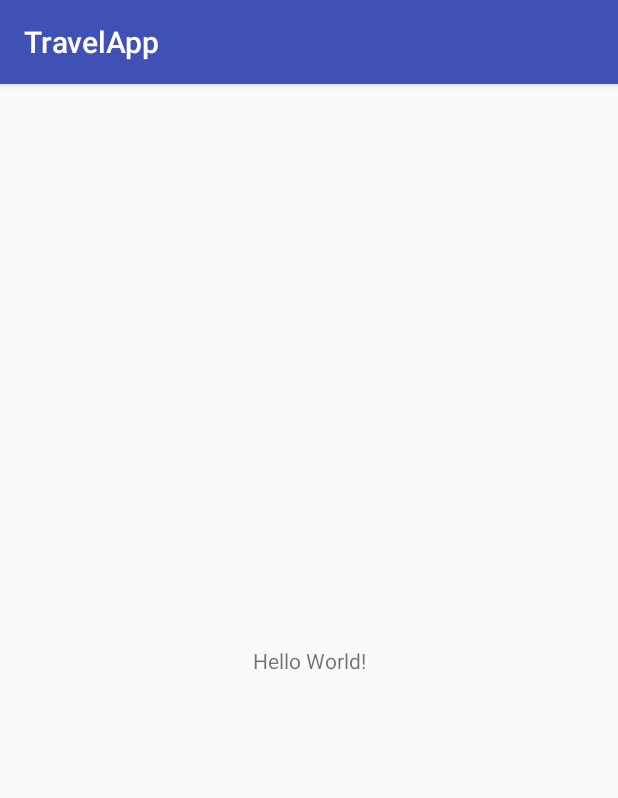
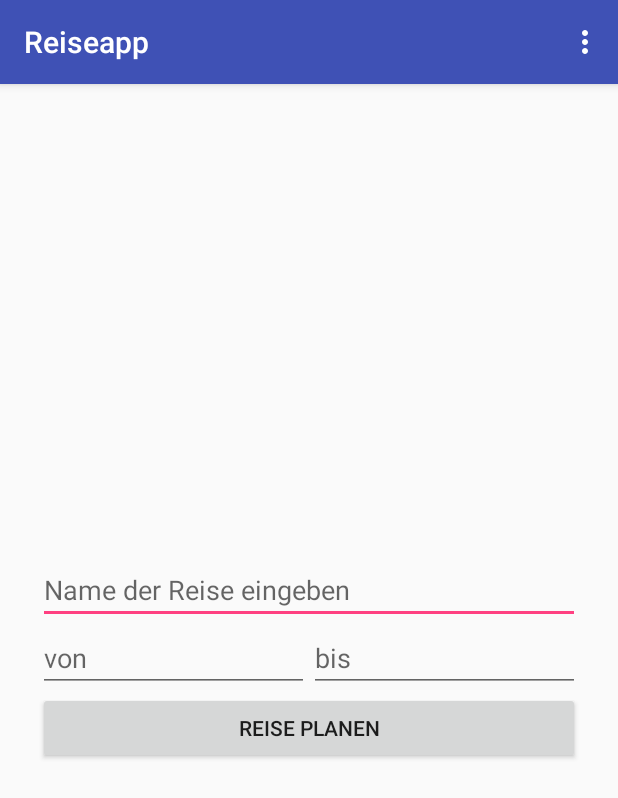
Before and after one commit to Stephfi/TravelAndroid, an Android app: the screen it shows after launch (MainActivity), on a phone screen of 412 x 824 dp. Shown: the top 798 px of the screen. Run offline under Robolectric (Android 15) with nearby library versions, the phone set to English and light mode, and no system bars.

Commit message:
Initial upload basic Activities

```diff
--- a/app/src/main/AndroidManifest.xml
+++ b/app/src/main/AndroidManifest.xml
@@ -16,6 +16,10 @@
                 <category android:name="android.intent.category.LAUNCHER" />
             </intent-filter>
         </activity>
+        <activity android:name=".SingleVacationActivity"
+            android:parentActivityName=".MainActivity"/>
+        <activity android:name=".Packliste"
+            android:parentActivityName=".MainActivity"/>
     </application>
 
 </manifest>
--- a/app/src/main/java/com/example/markusbink/travelapp/MainActivity.java
+++ b/app/src/main/java/com/example/markusbink/travelapp/MainActivity.java
@@ -1,13 +1,79 @@
 package com.example.markusbink.travelapp;
 
+import android.content.Intent;
 import android.support.v7.app.AppCompatActivity;
 import android.os.Bundle;
+import android.view.Menu;
+import android.view.MenuInflater;
+import android.view.MenuItem;
+import android.view.View;
+import android.widget.Button;
+import android.widget.EditText;
+import android.widget.Toast;
+
+import java.text.DateFormat;
+import java.util.Calendar;
 
 public class MainActivity extends AppCompatActivity {
+
+    EditText editTextvacationName, editTextStartDate, editTextEndDate;
+    Button buttonPlanVacation;
 
     @Override
     protected void onCreate(Bundle savedInstanceState) {
         super.onCreate(savedInstanceState);
         setContentView(R.layout.activity_main);
+
+
+        editTextvacationName = (EditText) findViewById(R.id.edittext_vacation_name);
+        editTextStartDate = (EditText) findViewById(R.id.edittext_start_date);
+        editTextEndDate = (EditText) findViewById(R.id.edittext_end_date);
+        buttonPlanVacation = (Button) findViewById(R.id.button_plan_vacation);
+
+        buttonPlanVacation.setOnClickListener(new View.OnClickListener() {
+            @Override
+            public void onClick(View v) {
+
+                String vacationName = editTextvacationName.getText().toString();
+                String startDate = editTextStartDate.getText().toString();
+                String endDate = editTextEndDate.getText().toString();
+
+                Intent intent = new Intent(MainActivity.this, SingleVacationActivity.class);
+                intent.putExtra(Constants.VACATIONNAME, vacationName);
+                intent.putExtra(Constants.STARTDATE, startDate);
+                intent.putExtra(Constants.ENDDATE, endDate);
+                startActivity(intent);
+
+            }
+        });
+    }
+
+    @Override
+    public boolean onCreateOptionsMenu(Menu menu) {
+        MenuInflater inflater = getMenuInflater();
+        inflater.inflate(R.menu.main_menu, menu);
+        return true;
+    }
+
+    @Override
+    public boolean onOptionsItemSelected(MenuItem item) {
+        switch(item.getItemId()) {
+            case R.id.start_activity:
+                Intent startIntent = new Intent(this, MainActivity.class);
+                startActivity(startIntent);
+                return true;
+
+            case R.id.packliste_activity:
+                Intent packlisteIntent = new Intent(this, Packliste.class);
+                startActivity(packlisteIntent);
+                return true;
+
+            case R.id.singlevacation_activity:
+                Intent i = new Intent(this, SingleVacationActivity.class);
+                startActivity(i);
+                return true;
+            default:
+                return super.onOptionsItemSelected(item);
+        }
     }
 }
--- a/app/src/main/res/layout/activity_main.xml
+++ b/app/src/main/res/layout/activity_main.xml
@@ -1,18 +1,51 @@
 <?xml version="1.0" encoding="utf-8"?>
-<android.support.constraint.ConstraintLayout xmlns:android="http://schemas.android.com/apk/res/android"
+<LinearLayout xmlns:android="http://schemas.android.com/apk/res/android"
     xmlns:app="http://schemas.android.com/apk/res-auto"
     xmlns:tools="http://schemas.android.com/tools"
     android:layout_width="match_parent"
     android:layout_height="match_parent"
-    tools:context=".MainActivity">
+    tools:context=".MainActivity"
+    android:orientation="vertical"
+    android:padding="25dp"
+    android:gravity="center">
 
-    <TextView
-        android:layout_width="wrap_content"
+    <EditText
+        android:id="@+id/edittext_vacation_name"
+        android:layout_width="match_parent"
         android:layout_height="wrap_content"
-        android:text="Hello World!"
-        app:layout_constraintBottom_toBottomOf="parent"
-        app:layout_constraintLeft_toLeftOf="parent"
-        app:layout_constraintRight_toRightOf="parent"
-        app:layout_constraintTop_toTopOf="parent" />
+        android:hint="@string/vacation_name"
+        />
 
-</android.support.constraint.ConstraintLayout>
+    <LinearLayout
+        android:layout_width="match_parent"
+        android:layout_height="wrap_content"
+        android:weightSum="1"
+        >
+
+        <EditText
+            android:id="@+id/edittext_start_date"
+            android:layout_width="match_parent"
+            android:layout_height="wrap_content"
+            android:hint="von"
+            android:layout_weight="0.5"
+            android:inputType="date"
+            />
+        <EditText
+            android:id="@+id/edittext_end_date"
+            android:layout_width="match_parent"
+            android:layout_height="wrap_content"
+            android:hint="bis"
+            android:layout_weight=".5"
+            android:inputType="date"
+            />
+
+    </LinearLayout>
+
+    <Button
+        android:id="@+id/button_plan_vacation"
+        android:layout_width="match_parent"
+        android:layout_height="wrap_content"
+        android:text="@string/reise_planen"
+        />
+
+</LinearLayout>
--- /dev/null
+++ b/app/src/main/res/menu/main_menu.xml
@@ -0,0 +1,20 @@
+<?xml version="1.0" encoding="utf-8"?>
+<menu xmlns:android="http://schemas.android.com/apk/res/android"
+    xmlns:app="http://schemas.android.com/apk/res-auto">
+
+
+    <item android:id="@+id/start_activity"
+        android:title="Reise planen"
+        app:showAsAction="never"
+        />
+
+    <item android:id="@+id/packliste_activity"
+        android:title="Packliste"
+        app:showAsAction="never"/>
+
+    <item android:id="@+id/singlevacation_activity"
+        android:title="Single Vacation Activity"
+        app:showAsAction="never"
+        />
+
+</menu>
--- a/app/src/main/res/values/strings.xml
+++ b/app/src/main/res/values/strings.xml
@@ -1,3 +1,9 @@
 <resources>
-    <string name="app_name">TravelApp</string>
+    <string name="app_name">Reiseapp</string>
+    <string name="vacation_name">Name der Reise eingeben</string>
+    <string name="reise_planen">Reise planen</string>
+    <string name="add_button">Hinzufügen</string>
+
+    <!-- TODO: Remove or change this placeholder text -->
+    <string name="hello_blank_fragment">Hello blank fragment</string>
 </resources>
```
Also changed, not shown: app/src/main/java/com/example/markusbink/travelapp/Constants.java (added, +7 -0 lines), app/src/main/java/com/example/markusbink/travelapp/Kostenrechner.java (added, +17 -0 lines), app/src/main/java/com/example/markusbink/travelapp/Packliste.java (added, +74 -0 lines), app/src/main/java/com/example/markusbink/travelapp/SingleVacationActivity.java (added, +107 -0 lines), app/src/main/res/layout/activity_kostenrechner.xml (added, +77 -0 lines), app/src/main/res/layout/activity_packliste.xml (added, +32 -0 lines), app/src/main/res/layout/activity_singlevacation.xml (added, +94 -0 lines).
